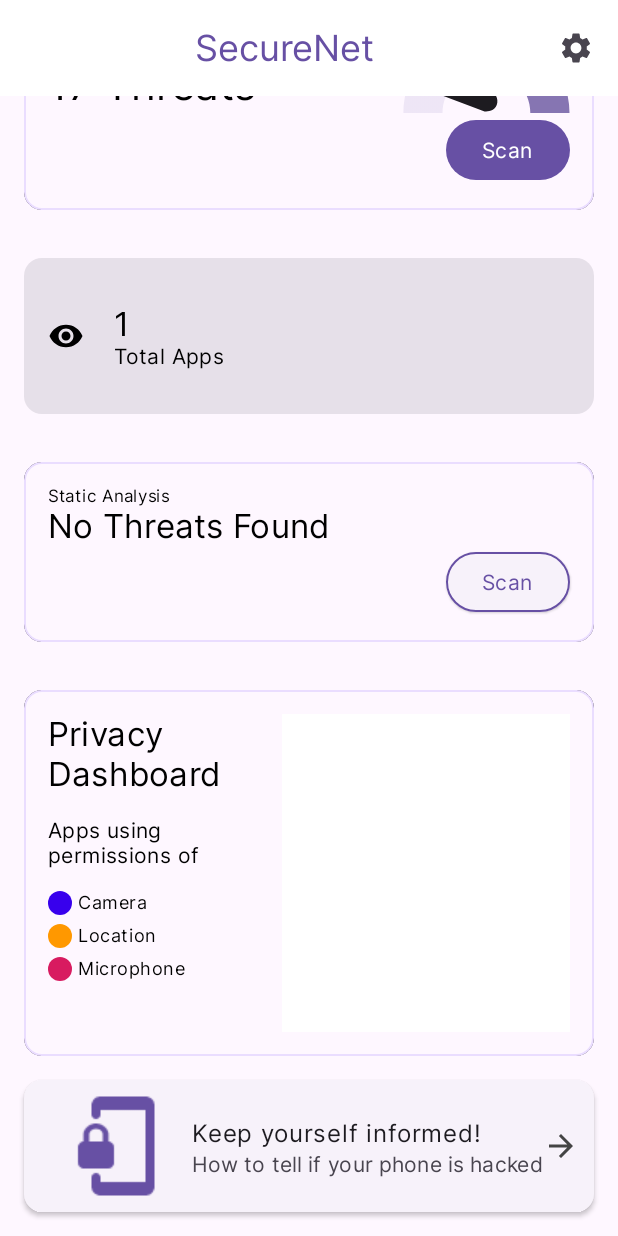
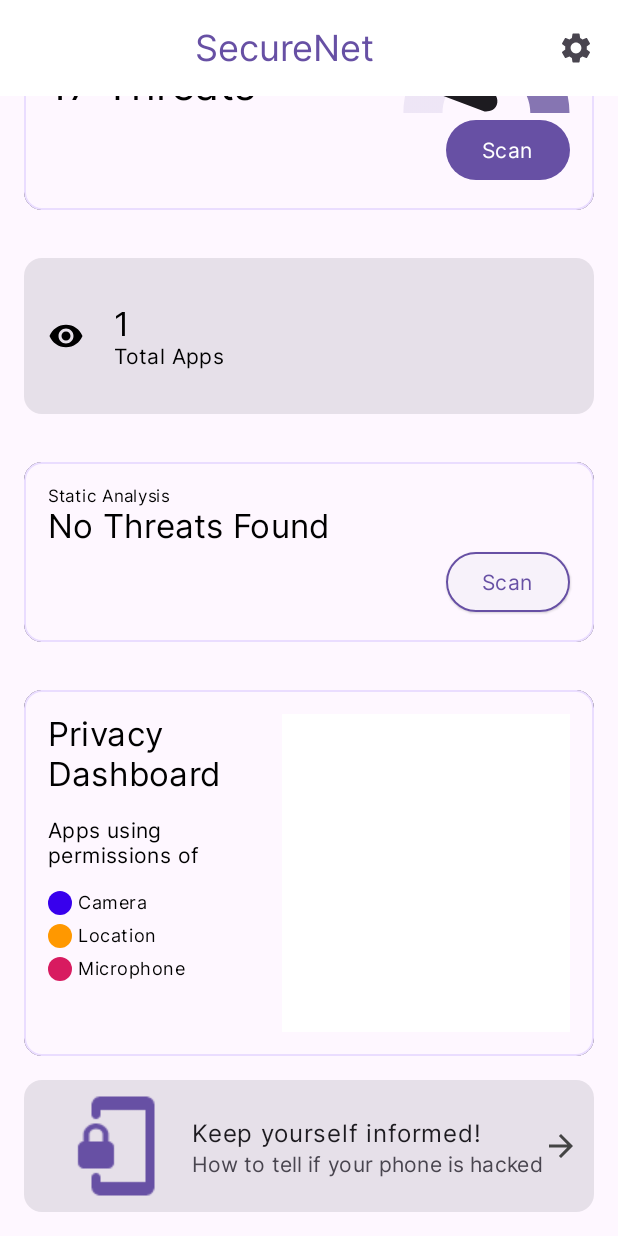
Before and after one commit to AmreshSinha/SecureNet, an Android app built with Jetpack Compose: the screen it shows after launch (MainActivity), scrolled down 76 dp, on a phone screen of 412 x 824 dp. Run offline under Robolectric (Android 15) with nearby library versions, the phone set to English and light mode, and no system bars.

Commit message:
fixed issues

```diff
--- a/app/src/main/java/com/securenaut/securenet/components/DropDown.kt
+++ b/app/src/main/java/com/securenaut/securenet/components/DropDown.kt
@@ -19,6 +19,7 @@ import androidx.compose.material.icons.filled.Warning
 import androidx.compose.material3.Button
 import androidx.compose.material3.ButtonColors
 import androidx.compose.material3.ButtonDefaults
+import androidx.compose.material3.Card
 import androidx.compose.material3.CardDefaults
 import androidx.compose.material3.Divider
 import androidx.compose.material3.ElevatedCard
@@ -68,10 +69,7 @@ fun Dropdown(type: String, title: String, subtitle: String, description: String)
         "high" to {Component(color = Color(0xFFDC3545), image = Icons.Filled.Lock, text = "High", content = Color.White )}
     )
 
-    ElevatedCard(
-        elevation = CardDefaults.cardElevation(
-            defaultElevation = 6.dp
-        ),
+    Card(
         modifier = Modifier
             .fillMaxWidth()
             .padding(vertical = 2.dp)
--- a/app/src/main/java/com/securenaut/securenet/components/HomeSplashCard.kt
+++ b/app/src/main/java/com/securenaut/securenet/components/HomeSplashCard.kt
@@ -7,6 +7,7 @@ import androidx.compose.foundation.layout.fillMaxWidth
 import androidx.compose.foundation.layout.padding
 import androidx.compose.material.icons.Icons
 import androidx.compose.material.icons.filled.ArrowForward
+import androidx.compose.material3.Card
 import androidx.compose.material3.CardDefaults
 import androidx.compose.material3.ElevatedCard
 import androidx.compose.material3.ExperimentalMaterial3Api
@@ -25,10 +26,7 @@ import com.securenaut.securenet.R
 @OptIn(ExperimentalMaterial3Api::class)
 @Composable
 fun HomeSplashCard(navController: NavController){
-    ElevatedCard(
-        elevation = CardDefaults.cardElevation(
-            defaultElevation = 2.dp
-        ),
+    Card(
         onClick = {navController.navigate("splashScreen")},
         modifier = Modifier
             .fillMaxWidth().padding(start = 16.dp, end = 16.dp, bottom = 16.dp)
--- a/app/src/main/java/com/securenaut/securenet/components/PieChart.kt
+++ b/app/src/main/java/com/securenaut/securenet/components/PieChart.kt
@@ -70,7 +70,7 @@ fun PieChartLabel(){
                 drawCircle(color = Color(0xFF2196F3))
             })
             Text(
-                text = "  Info",
+                text = "  Low",
                 style = MaterialTheme.typography.titleSmall,
             )
         }
```
Also changed, not shown: app/src/main/java/com/securenaut/securenet/components/SmallElevatedCard.kt (+5 -4 lines), app/src/main/java/com/securenaut/securenet/pages/StaticAnalysis.kt (+5 -16 lines).
